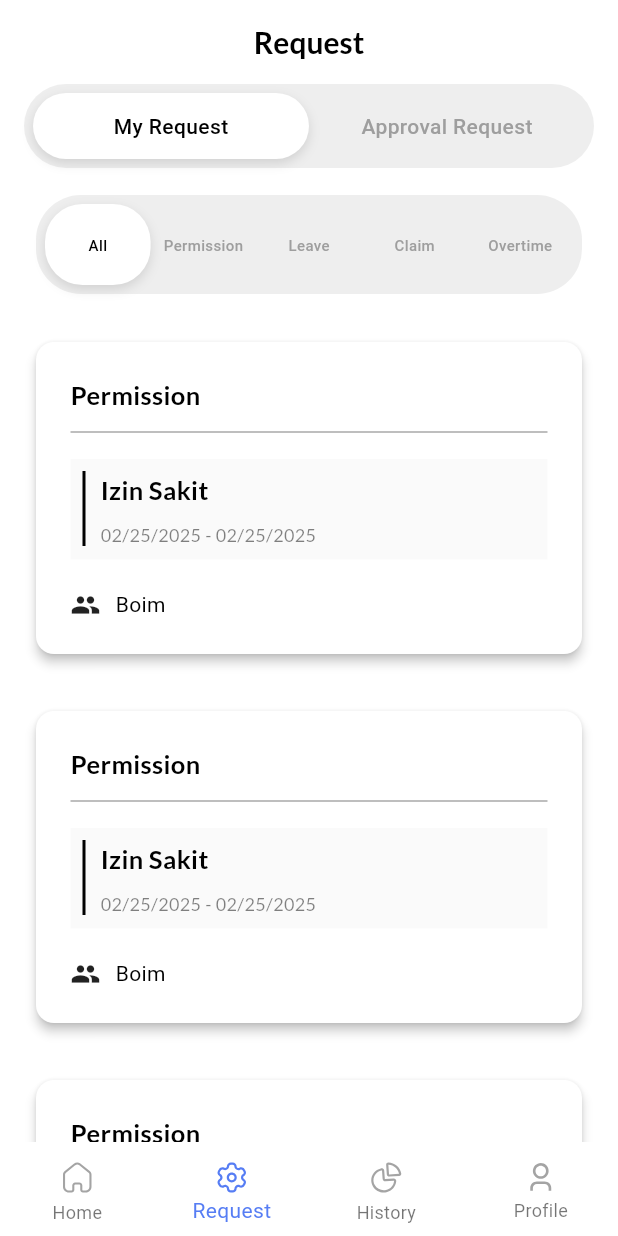
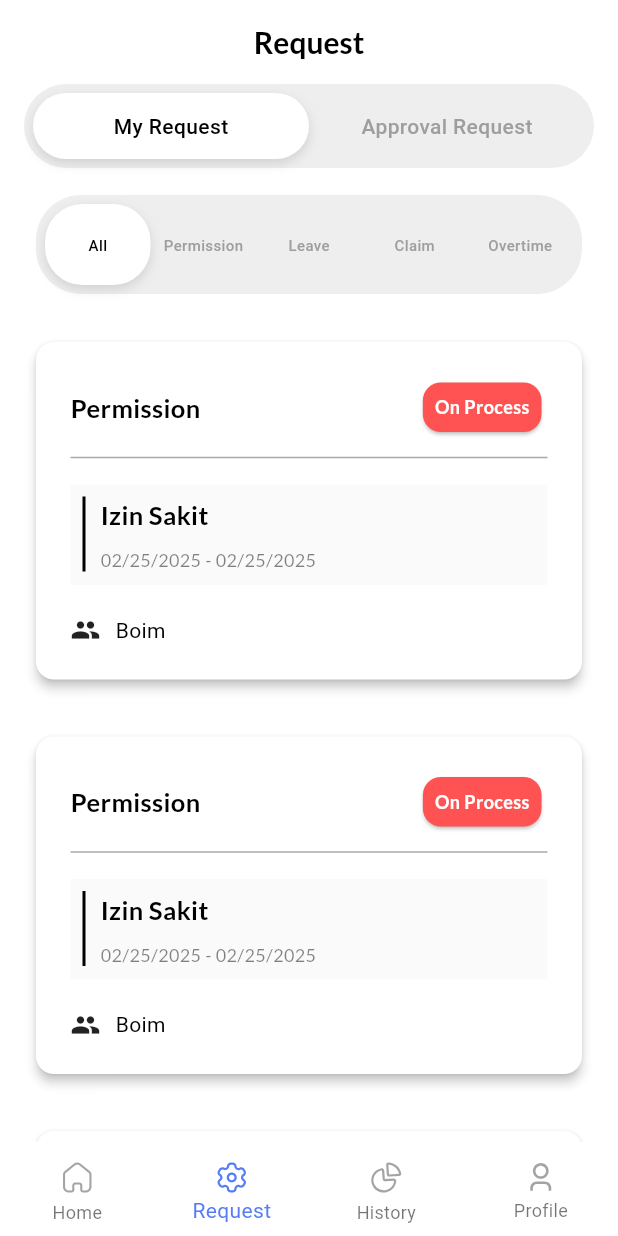
Before and after one commit to AbdiSTS/venus_hr, a Flutter app: the screen it shows after launch, item 2 of the bottom bar chosen, on a phone screen of 412 x 824 dp. Run offline on Flutter 3.47's test engine with Material 3 defaults, Android fonts, the phone set to English and light mode, and no system bars; our stand-ins replace auto_size_text, flutter_spinkit, flutter_svg, google_fonts.

Commit message:
update view request

```diff
--- a/lib/core/components/card_list_request.dart
+++ b/lib/core/components/card_list_request.dart
@@ -40,12 +40,33 @@ class _CardListRequestState extends State<CardListRequest> {
                                     crossAxisAlignment:
                                         CrossAxisAlignment.start,
                                     children: [
+                                      Row(
+                                        mainAxisAlignment:
+                                            MainAxisAlignment.spaceBetween,
+                                        children: [
                                           Text(
                                             "Permission",
                                             style: GoogleFonts.lato(
                                               fontSize: 17,
                                               fontWeight: FontWeight.bold,
                                             ),
+                                          ),
+                                          Card(
+                                            color: Colors.redAccent,
+                                            child: Padding(
+                                              padding:
+                                                  const EdgeInsets.all(8.0),
+                                              child: Text(
+                                                "On Process",
+                                                style: GoogleFonts.lato(
+                                                  fontSize: 12,
+                                                  color: Colors.white,
+                                                  fontWeight: FontWeight.bold
+                                                ),
+                                              ),
+                                            ),
+                                          )
+                                        ],
                                       ),
                                       SizedBox(
                                         height: 5,
```
Also changed, not shown: pubspec.lock, 9 other files. Lines whose indentation alone changed are shown as unchanged.
